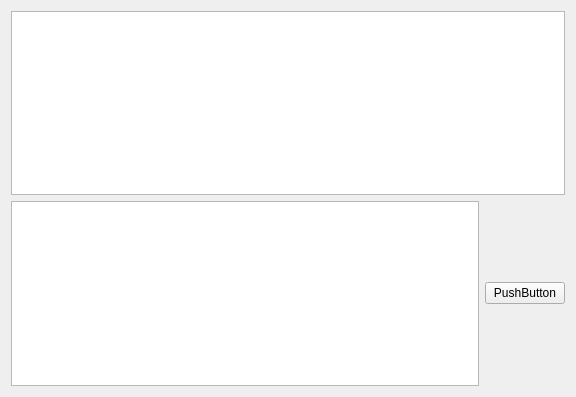
Old version of the form client/page0_talk.ui in the repository timirgfleev/cpp_chat.
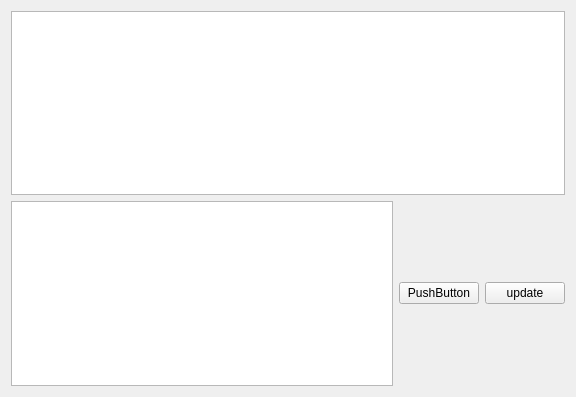
New version of the form.

```diff
--- a/client/page0_talk.ui
+++ b/client/page0_talk.ui
@@ -31,6 +31,13 @@
          </property>
         </widget>
        </item>
+       <item>
+        <widget class="QPushButton" name="updateButton">
+         <property name="text">
+          <string>update</string>
+         </property>
+        </widget>
+       </item>
       </layout>
      </item>
     </layout>
```
